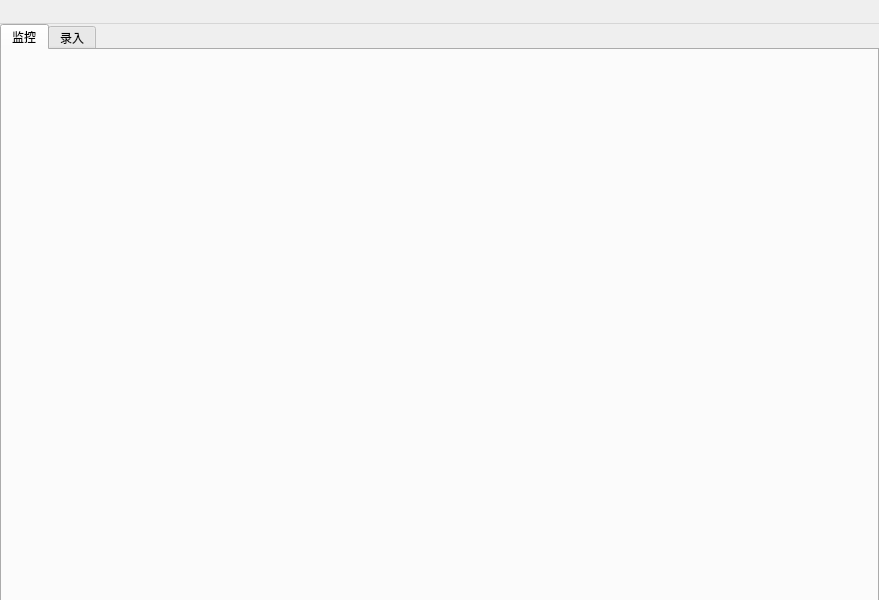
The window that FML/view/mainframe/fml.ui (ruofeng216/fmlnew) describes before a commit, drawn with Qt 5.
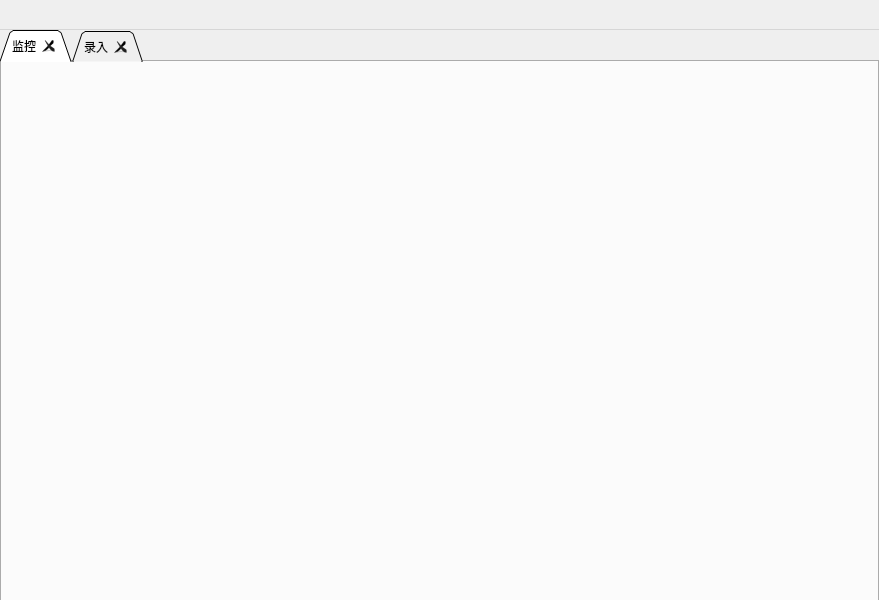
The same window after the commit. Custom widgets are drawn as their Qt base class.

Diff of the .ui file:
```diff
--- a/FML/view/mainframe/fml.ui
+++ b/FML/view/mainframe/fml.ui
@@ -26,7 +26,7 @@
      <height>600</height>
     </size>
    </property>
-   <layout class="QGridLayout" name="gridLayout">
+   <layout class="QGridLayout" name="gridLayout" rowstretch="0">
     <property name="leftMargin">
      <number>0</number>
     </property>
@@ -39,14 +39,38 @@
     <property name="bottomMargin">
      <number>0</number>
     </property>
-    <property name="spacing">
+    <property name="horizontalSpacing">
      <number>0</number>
     </property>
+    <property name="verticalSpacing">
+     <number>1</number>
+    </property>
     <item row="0" column="0">
-     <widget class="QTabWidget" name="tabWidget">
+     <widget class="DragInOutTabWidget" name="tabWidget">
+      <property name="acceptDrops">
+       <bool>true</bool>
+      </property>
+      <property name="tabShape">
+       <enum>QTabWidget::Triangular</enum>
+      </property>
       <property name="currentIndex">
        <number>0</number>
       </property>
+      <property name="elideMode">
+       <enum>Qt::ElideRight</enum>
+      </property>
+      <property name="usesScrollButtons">
+       <bool>true</bool>
+      </property>
+      <property name="documentMode">
+       <bool>false</bool>
+      </property>
+      <property name="tabsClosable">
+       <bool>true</bool>
+      </property>
+      <property name="movable">
+       <bool>true</bool>
+      </property>
       <widget class="QWidget" name="tab">
        <attribute name="title">
         <string>监控</string>
@@ -101,19 +125,19 @@
      <x>0</x>
      <y>0</y>
      <width>879</width>
-     <height>24</height>
+     <height>30</height>
     </rect>
    </property>
    <property name="minimumSize">
     <size>
      <width>0</width>
-     <height>24</height>
+     <height>30</height>
     </size>
    </property>
    <property name="maximumSize">
     <size>
      <width>16777215</width>
-     <height>24</height>
+     <height>30</height>
     </size>
    </property>
    <property name="font">
@@ -124,6 +148,14 @@
   </widget>
  </widget>
  <layoutdefault spacing="6" margin="11"/>
+ <customwidgets>
+  <customwidget>
+   <class>DragInOutTabWidget</class>
+   <extends>QTabWidget</extends>
+   <header>draginouttabwidget.h</header>
+   <container>1</container>
+  </customwidget>
+ </customwidgets>
  <resources>
   <include location="fml.qrc"/>
  </resources>
```
